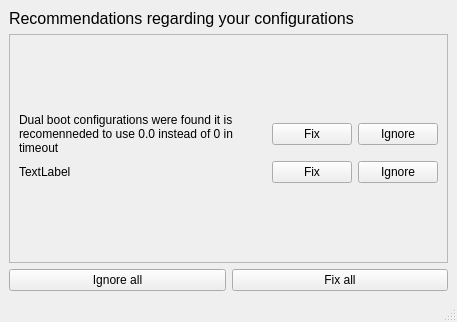
Qt form set_recommendations.ui (Thenujan-0/grub-editor) before a commit.
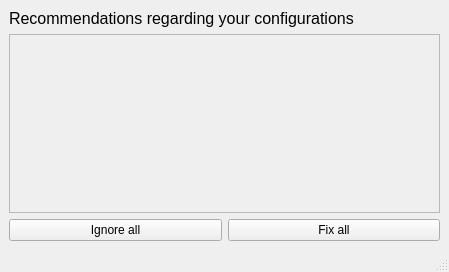
The same form after that commit.

Commit message: now it gives recommendations regarding configurations

What changed in the file:
```diff
--- a/set_recommendations.ui
+++ b/set_recommendations.ui
@@ -6,8 +6,8 @@
    <rect>
     <x>0</x>
     <y>0</y>
-    <width>457</width>
-    <height>322</height>
+    <width>449</width>
+    <height>272</height>
    </rect>
   </property>
   <property name="windowTitle">
@@ -48,8 +48,8 @@
           <rect>
            <x>0</x>
            <y>0</y>
-           <width>435</width>
-           <height>173</height>
+           <width>427</width>
+           <height>123</height>
           </rect>
          </property>
          <layout class="QGridLayout" name="gridLayout_2">
@@ -58,85 +58,6 @@
             <property name="bottomMargin">
              <number>0</number>
             </property>
-            <item>
-             <layout class="QHBoxLayout" name="horizontalLayout">
-              <item>
-               <widget class="QLabel" name="label">
-                <property name="text">
-                 <string>Dual boot configurations were found it is recomenneded to use 0.0 instead of 0 in timeout</string>
-                </property>
-                <property name="wordWrap">
-                 <bool>true</bool>
-                </property>
-               </widget>
-              </item>
-              <item>
-               <spacer name="horizontalSpacer_2">
-                <property name="orientation">
-                 <enum>Qt::Horizontal</enum>
-                </property>
-                <property name="sizeHint" stdset="0">
-                 <size>
-                  <width>40</width>
-                  <height>20</height>
-                 </size>
-                </property>
-               </spacer>
-              </item>
-              <item>
-               <widget class="QPushButton" name="pushButton">
-                <property name="text">
-                 <string>Fix</string>
-                </property>
-               </widget>
-              </item>
-              <item>
-               <widget class="QPushButton" name="pushButton_2">
-                <property name="text">
-                 <string>Ignore</string>
-                </property>
-               </widget>
-              </item>
-             </layout>
-            </item>
-            <item>
-             <layout class="QHBoxLayout" name="horizontalLayout_2">
-              <item>
-               <widget class="QLabel" name="label_2">
-                <property name="text">
-                 <string>TextLabel</string>
-                </property>
-               </widget>
-              </item>
-              <item>
-               <spacer name="horizontalSpacer">
-                <property name="orientation">
-                 <enum>Qt::Horizontal</enum>
-                </property>
-                <property name="sizeHint" stdset="0">
-                 <size>
-                  <width>40</width>
-                  <height>20</height>
-                 </size>
-                </property>
-               </spacer>
-              </item>
-              <item>
-               <widget class="QPushButton" name="pushButton_3">
-                <property name="text">
-                 <string>Fix</string>
-                </property>
-               </widget>
-              </item>
-              <item>
-               <widget class="QPushButton" name="pushButton_4">
-                <property name="text">
-                 <string>Ignore</string>
-                </property>
-               </widget>
-              </item>
-             </layout>
-            </item>
            </layout>
           </item>
          </layout>
```
Left out of the diff: 6 changed lines with no effect on the pictures. The commit also changes 1 other file.
